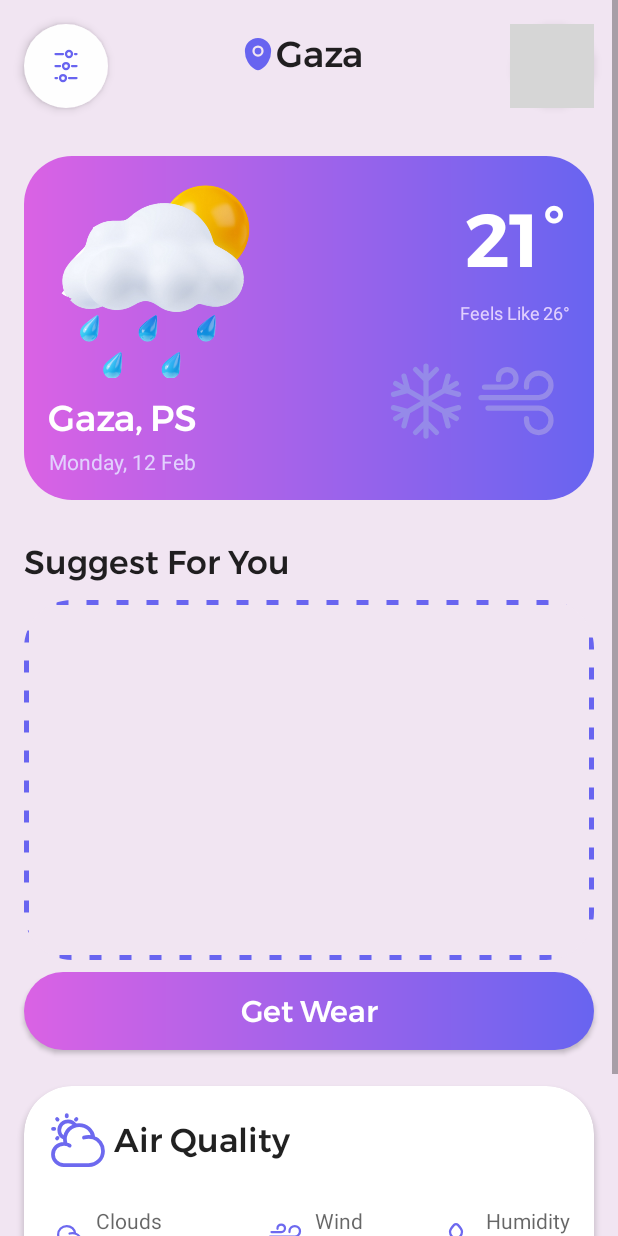
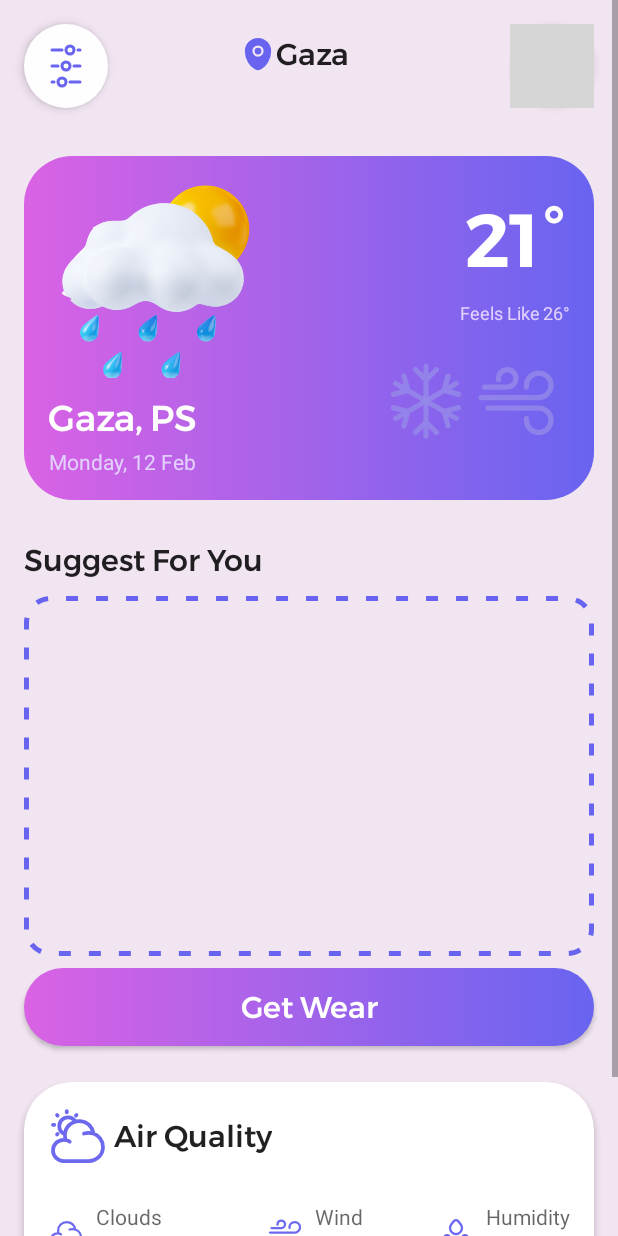
Before and after one commit to Belal-Alkhatib/Clothing_Suggester, an Android app: the layout activity_test.xml on its own in the app's theme, with its tools: preview values and no code run, on a phone screen of 412 x 824 dp. Run offline under Robolectric (Android 15) with nearby library versions, the light colour scheme and no system bars; grey boxes are pictures that could not be loaded.

Commit message:
update the ui

```diff
--- a/app/src/main/res/drawable/background_dash_line.xml
+++ b/app/src/main/res/drawable/background_dash_line.xml
@@ -7,5 +7,6 @@
         android:dashGap="12dp"
         android:width="3dp"/>
 
-    <solid android:color="@color/layout_background_color"/>
+
+    <corners android:radius="@dimen/spacing_medium"/>
 </shape>
--- a/app/src/main/res/layout/activity_main.xml
+++ b/app/src/main/res/layout/activity_test.xml
@@ -1,12 +1,19 @@
 <?xml version="1.0" encoding="utf-8"?>
-<ScrollView xmlns:android="http://schemas.android.com/apk/res/android"
+<androidx.constraintlayout.widget.ConstraintLayout xmlns:android="http://schemas.android.com/apk/res/android"
     xmlns:app="http://schemas.android.com/apk/res-auto"
     xmlns:tools="http://schemas.android.com/tools"
     android:layout_width="match_parent"
-    android:layout_height="wrap_content"
-    tools:context=".ui.HomeActivity"
-    android:orientation="vertical"
-    android:background="@color/layout_background_color">
+    android:layout_height="match_parent"
+    tools:context=".ui.HomeActivity">
+
+    <ScrollView
+        android:layout_width="match_parent"
+        android:layout_height="wrap_content"
+        android:background="@color/layout_background_color"
+        android:orientation="vertical"
+        app:layout_constraintStart_toStartOf="parent"
+        app:layout_constraintTop_toTopOf="parent"
+        tools:context=".ui.HomeActivity">
 
 
         <androidx.constraintlayout.widget.ConstraintLayout
@@ -20,9 +27,9 @@
                 android:layout_height="@dimen/avatar_image_size"
                 android:layout_marginTop="@dimen/spacing_medium"
                 android:layout_marginEnd="@dimen/spacing_medium"
+                android:elevation="@dimen/spacing_small"
                 android:padding="@dimen/spacing_xSmall"
                 android:src="@drawable/image_avatar"
-                android:elevation="@dimen/spacing_small"
                 app:layout_constraintEnd_toEndOf="parent"
                 app:layout_constraintTop_toTopOf="parent"
                 app:shapeAppearanceOverlay="@style/circleImageView"
@@ -30,13 +37,13 @@
                 app:strokeWidth="@dimen/spacing_xSmall" />
 
             <TextView
-                android:id="@+id/textViewCityName"
+                android:id="@+id/textViewCityNameLocation"
                 android:layout_width="wrap_content"
                 android:layout_height="wrap_content"
                 android:fontFamily="@font/montserrat_medium"
                 android:text="Gaza"
                 android:textColor="@color/color_text_primary"
-                android:textSize="@dimen/font_size_title_x_large"
+                android:textSize="@dimen/font_size_title_medium"
                 app:layout_constraintBottom_toBottomOf="@+id/image_avatar"
                 app:layout_constraintStart_toStartOf="@+id/guidelineCenter"
                 app:layout_constraintTop_toTopOf="parent" />
@@ -54,12 +61,12 @@
                 android:id="@+id/icon_more"
                 android:layout_width="@dimen/avatar_image_size"
                 android:layout_height="@dimen/avatar_image_size"
+                android:layout_marginStart="@dimen/spacing_medium"
                 android:layout_marginTop="@dimen/spacing_medium"
-                android:layout_marginStart="@dimen/spacing_medium"
                 android:background="@drawable/bacground_circle"
-                android:padding="@dimen/spacing_medium"
+                android:elevation="@dimen/spacing_small"
+                android:padding="@dimen/spacing_xnormal"
                 android:src="@drawable/ic_more"
-                android:elevation="@dimen/spacing_small"
                 app:layout_constraintStart_toStartOf="parent"
                 app:layout_constraintTop_toTopOf="parent"
                 app:shapeAppearanceOverlay="@style/circleImageView" />
@@ -75,7 +82,7 @@
                 tools:layout_editor_absoluteX="16dp">
 
                 <TextView
-                    android:id="@+id/textView2"
+                    android:id="@+id/textViewWeatherDegree"
                     android:layout_width="wrap_content"
                     android:layout_height="wrap_content"
                     android:layout_marginTop="@dimen/spacing_medium"
@@ -87,9 +94,8 @@
                     app:layout_constraintStart_toStartOf="@+id/textCloud"
                     app:layout_constraintTop_toTopOf="parent" />
 
-
                 <ImageView
-                    android:id="@+id/imageView"
+                    android:id="@+id/imageViewWeather"
                     android:layout_width="140dp"
                     android:layout_height="140dp"
                     android:layout_marginStart="@dimen/spacing_medium"
@@ -99,7 +105,7 @@
                     tools:srcCompat="@drawable/cloud_image" />
 
                 <TextView
-                    android:id="@+id/textViewCityName2"
+                    android:id="@+id/textViewCityName"
                     android:layout_width="wrap_content"
                     android:layout_height="wrap_content"
                     android:layout_marginTop="@dimen/spacing_normal"
@@ -107,8 +113,8 @@
                     android:text="Gaza,"
                     android:textColor="@color/text_primary_white_color"
                     android:textSize="@dimen/font_size_title_x_large"
-                    app:layout_constraintStart_toStartOf="@+id/imageView"
-                    app:layout_constraintTop_toBottomOf="@+id/imageView" />
+                    app:layout_constraintStart_toStartOf="@+id/imageViewWeather"
+                    app:layout_constraintTop_toBottomOf="@+id/imageViewWeather" />
 
                 <TextView
                     android:id="@+id/textViewCountryName"
@@ -119,8 +125,8 @@
                     android:text="PS"
                     android:textColor="@color/text_primary_white_color"
                     android:textSize="@dimen/font_size_title_x_large"
-                    app:layout_constraintBaseline_toBaselineOf="@+id/textViewCityName2"
-                    app:layout_constraintStart_toEndOf="@+id/textViewCityName2" />
+                    app:layout_constraintBaseline_toBaselineOf="@+id/textViewCityName"
+                    app:layout_constraintStart_toEndOf="@+id/textViewCityName" />
 
                 <TextView
                     android:id="@+id/textViewDate"
@@ -132,8 +138,8 @@
                     android:textSize="@dimen/font_size_body"
                     app:layout_constraintBottom_toBottomOf="parent"
                     app:layout_constraintEnd_toEndOf="@+id/textViewCountryName"
-                    app:layout_constraintStart_toStartOf="@+id/textViewCityName2"
-                    app:layout_constraintTop_toBottomOf="@+id/textViewCityName2" />
+                    app:layout_constraintStart_toStartOf="@+id/textViewCityName"
+                    app:layout_constraintTop_toBottomOf="@+id/textViewCityName" />
 
                 <TextView
                     android:id="@+id/textCloud"
@@ -155,7 +161,7 @@
                     android:textColor="@color/text_secondary_white_color"
                     android:textSize="@dimen/font_size_caption"
                     app:layout_constraintEnd_toEndOf="parent"
-                    app:layout_constraintTop_toBottomOf="@+id/textView2" />
+                    app:layout_constraintTop_toBottomOf="@+id/textViewWeatherDegree" />
 
                 <ImageView
                     android:id="@+id/imageView3"
@@ -190,24 +196,23 @@
                 android:fontFamily="@font/montserrat_medium"
                 android:text="@string/suggest_for_you"
                 android:textColor="@color/color_text_primary"
-                android:textSize="@dimen/font_size_title_large"
+                android:textSize="@dimen/font_size_title_medium"
                 app:layout_constraintStart_toStartOf="parent"
                 app:layout_constraintTop_toBottomOf="@+id/constraintLayout" />
 
             <com.google.android.material.imageview.ShapeableImageView
-                android:id="@+id/imageView5"
+                android:id="@+id/imageViewClouth"
                 android:layout_width="match_parent"
                 android:layout_height="240dp"
                 android:layout_marginHorizontal="@dimen/spacing_medium"
                 android:layout_marginTop="@dimen/spacing_normal"
                 android:background="@drawable/background_dash_line"
-                app:layout_constraintTop_toBottomOf="@+id/textAirQuality"
-                app:shapeAppearanceOverlay="@style/reduceImageView">
+                app:layout_constraintTop_toBottomOf="@+id/textAirQuality">
 
             </com.google.android.material.imageview.ShapeableImageView>
 
             <androidx.appcompat.widget.AppCompatButton
-                android:id="@+id/appCompatButton"
+                android:id="@+id/buttonGetWear"
                 android:layout_width="match_parent"
                 android:layout_height="52sp"
                 android:layout_marginHorizontal="@dimen/spacing_medium"
@@ -218,19 +223,21 @@
                 android:textAllCaps="false"
                 android:textColor="@color/text_primary_white_color"
                 android:textSize="@dimen/font_size_title_medium"
-                app:layout_constraintTop_toBottomOf="@+id/imageView5" />
+                app:layout_constraintTop_toBottomOf="@+id/imageViewClouth" />
 
             <include
+                android:id="@+id/include"
                 layout="@layout/aire_quality_card"
                 android:layout_width="match_parent"
                 android:layout_height="200dp"
+
                 android:layout_marginHorizontal="@dimen/spacing_medium"
+                android:layout_marginTop="@dimen/spacing_large"
+                android:layout_marginBottom="24dp"
+                app:layout_constraintBottom_toBottomOf="parent"
+                app:layout_constraintTop_toBottomOf="@+id/buttonGetWear"
+                tools:layout_editor_absoluteX="16dp" />
 
-                android:layout_marginBottom="24dp"
-                android:layout_marginTop="@dimen/spacing_large"
-                app:layout_constraintBottom_toBottomOf="parent"
-                app:layout_constraintTop_toBottomOf="@+id/appCompatButton"
-                />
             <androidx.constraintlayout.widget.Guideline
                 android:id="@+id/guidelineCenter"
                 android:layout_width="wrap_content"
@@ -241,6 +248,5 @@
         </androidx.constraintlayout.widget.ConstraintLayout>
 
 
-
-
-</ScrollView>
+    </ScrollView>
+</androidx.constraintlayout.widget.ConstraintLayout>
--- a/app/src/main/res/layout/aire_quality_card.xml
+++ b/app/src/main/res/layout/aire_quality_card.xml
@@ -2,7 +2,7 @@
 <androidx.cardview.widget.CardView xmlns:android="http://schemas.android.com/apk/res/android"
     xmlns:tools="http://schemas.android.com/tools"
     android:layout_width="match_parent"
-    android:layout_height="300dp"
+    android:layout_height="wrap_content"
     xmlns:app="http://schemas.android.com/apk/res-auto"
     android:backgroundTint="@color/text_primary_white_color"
     app:cardCornerRadius="@dimen/spacing_xlarge"
@@ -29,7 +29,7 @@
             android:fontFamily="@font/montserrat_medium"
             android:text="@string/air_quality"
             android:textColor="@color/color_text_primary"
-            android:textSize="@dimen/font_size_title_large"
+            android:textSize="@dimen/font_size_title_medium"
             app:layout_constraintBottom_toBottomOf="@+id/imageViewCloudSun"
             app:layout_constraintStart_toEndOf="@+id/imageViewCloudSun"
             app:layout_constraintTop_toTopOf="parent" />
@@ -60,7 +60,7 @@
             android:layout_width="wrap_content"
             android:layout_height="wrap_content"
             android:fontFamily="@font/montserrat_semibold"
-            android:text="@string/test_number"
+            android:text="@string/feels_like"
             android:textColor="@color/color_text_primary"
             android:textSize="@dimen/font_size_body"
             app:layout_constraintStart_toStartOf="@+id/textCloud"
--- a/app/src/main/res/values/colors.xml
+++ b/app/src/main/res/values/colors.xml
@@ -20,5 +20,5 @@
 
     <color name="icon_color">#6D69EF</color>
     <color name="stroke_color">#F4A8FB</color>
-    <color name="icon_placeholder_color">#958AE9</color>
+    <color name="icon_placeholder_color">#CC958AE9</color>
 </resources>
```
